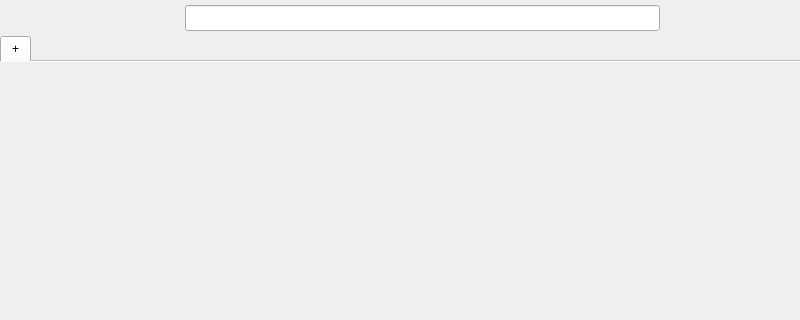
First picture: the form in ventana.ui, repository willynajberg/pyQtBrowser, before the edit; both pictures show x 0 to 800 and y 0 to 320 of the 800 by 600 pixel window.
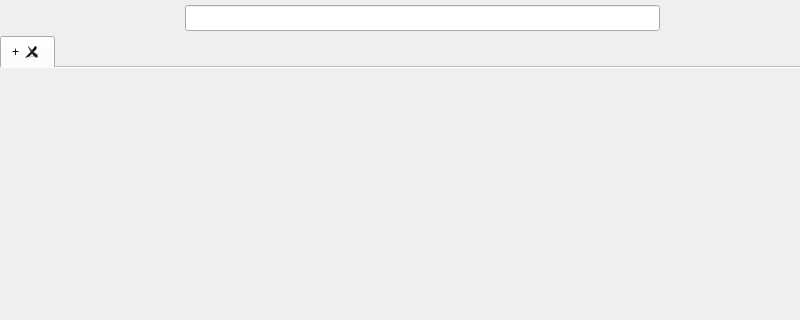
Second picture: the form after the edit. Icons and pictures are not drawn.

What changed in the file:
```diff
--- a/ventana.ui
+++ b/ventana.ui
@@ -204,12 +204,18 @@
     </item>
     <item>
      <widget class="QTabWidget" name="tabWidget">
+      <property name="styleSheet">
+       <string notr="true">QTabBar::tab { max-width: 250px; }</string>
+      </property>
       <property name="currentIndex">
        <number>0</number>
       </property>
       <property name="documentMode">
        <bool>true</bool>
       </property>
+      <property name="tabsClosable">
+       <bool>true</bool>
+      </property>
       <widget class="QWidget" name="tabAnadir">
        <attribute name="title">
         <string>+</string>
```
